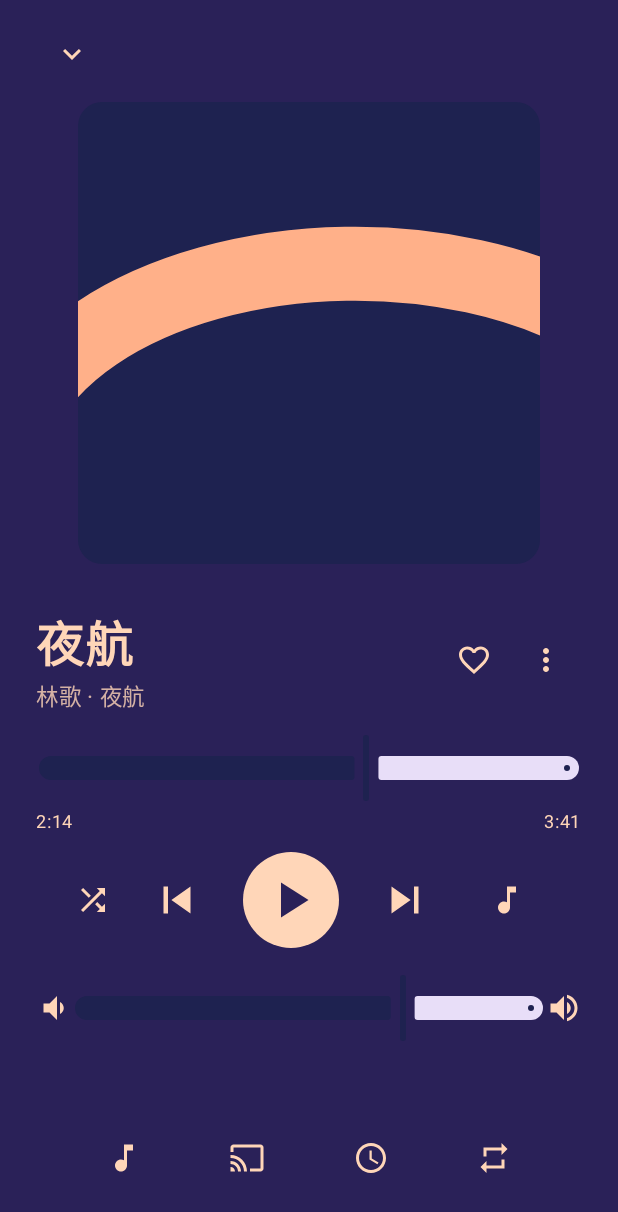
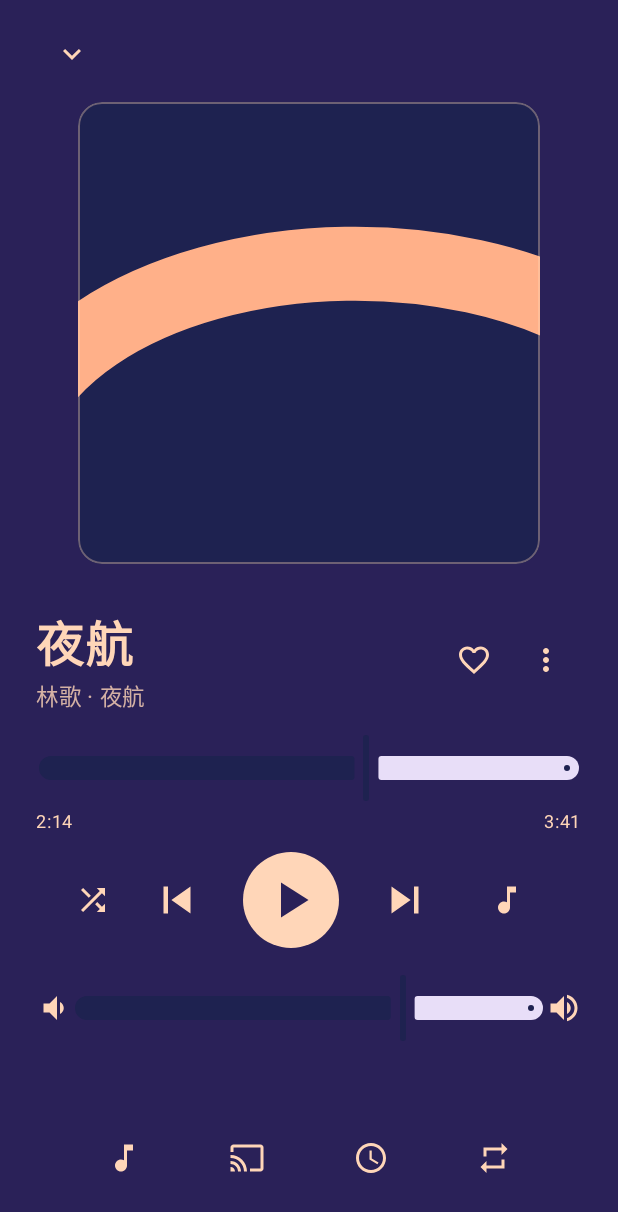
Before and after one commit to lyq2010/lees-music, an Android app built with Jetpack Compose: the PlayerScreen screen opened through its navigation route, on a phone screen of 412 x 824 dp. Shown: the top 1212 px of the screen. Run offline under Robolectric (Android 15) with nearby library versions, the light colour scheme and no system bars.

Commit message:
给播放页封面加一圈淡边。
在 MuMu 上封面和背景都是深色，方封面几乎看不出来。

```diff
--- a/app/src/main/java/com/lyq2010/leesmusic/ui/player/PlayerScreen.kt
+++ b/app/src/main/java/com/lyq2010/leesmusic/ui/player/PlayerScreen.kt
@@ -1,5 +1,6 @@
 package com.lyq2010.leesmusic.ui.player
 
+import androidx.compose.foundation.border
 import androidx.compose.foundation.background
 import androidx.compose.foundation.layout.Arrangement
 import androidx.compose.foundation.layout.Column
@@ -71,7 +72,8 @@ fun PlayerScreen(
             Modifier
                 .padding(top = 8.dp, start = 28.dp, end = 28.dp)
                 .fillMaxWidth()
-                .clip(RoundedCornerShape(16.dp)),
+                .clip(RoundedCornerShape(16.dp))
+                .border(1.dp, Peach.copy(alpha = 0.35f), RoundedCornerShape(16.dp)),
         )
         Row(
             Modifier
```
